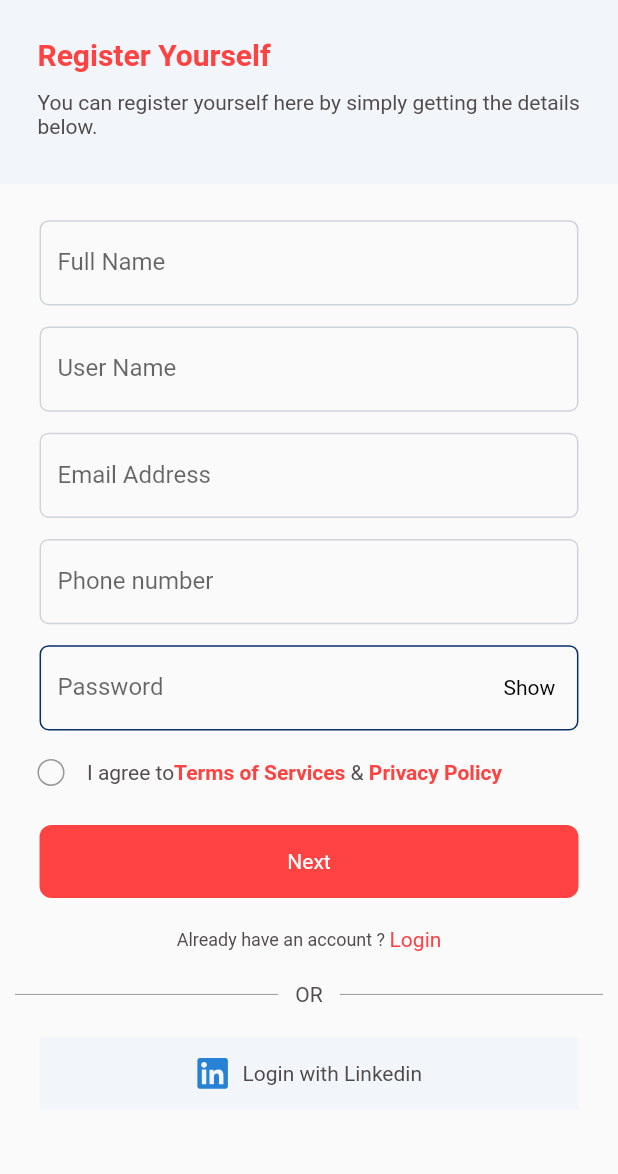
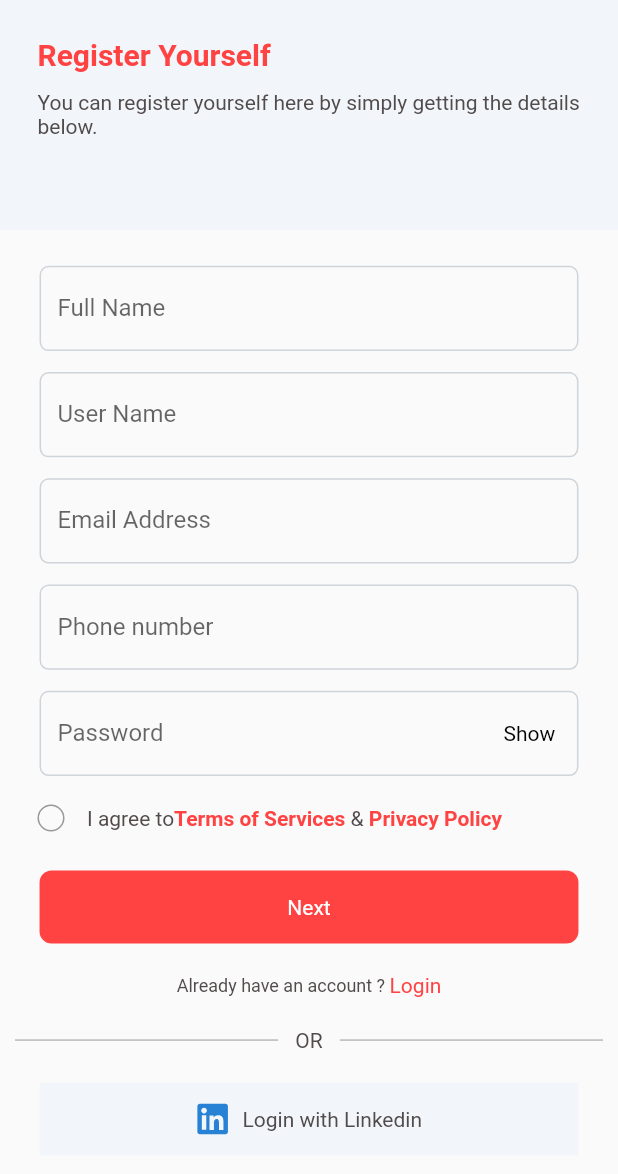
Before and after one commit to DeveloperMaaz/bringme, a Flutter app: the screen it shows after launch, after a tap on "Register", on a phone screen of 412 x 824 dp. Shown: the top 1174 px of the screen. Run offline on Flutter 3.47's test engine with Material 2 defaults, Android fonts, the phone set to English and light mode, and no system bars; our stand-ins replace flutter_screenutil, flutter_svg; missing offline and left inert: dart:ffi.

Commit message:
ui fixing

```diff
--- a/lib/common_widgets/forget_pass_container.dart
+++ b/lib/common_widgets/forget_pass_container.dart
@@ -14,7 +14,7 @@ class PasswordVerificationContainer extends StatelessWidget {
   Widget build(BuildContext context) {
     return Container(
       width: double.infinity,
-      height: 169.h,
+      height: 190.h,
       color: const Color(0xffF2F6FA),
       child: Padding(
         padding: const EdgeInsets.all(25.0),
--- a/lib/common_widgets/password_input..dart
+++ b/lib/common_widgets/password_input..dart
@@ -5,8 +5,9 @@ import 'package:flutter_screenutil/flutter_screenutil.dart';
 
 
 class PasswordField extends StatefulWidget {
-
-  const PasswordField({Key? key}) : super(key: key);
+  String hintPassword;
+  TextEditingController passController=TextEditingController();
+   PasswordField({required this.passController,this.hintPassword="Password",Key? key}) : super(key: key);
 
   @override
   State<PasswordField> createState() => _PasswordFieldState();
@@ -21,25 +22,26 @@ class _PasswordFieldState extends State<PasswordField> {
       height: 56.h,
       child: Stack(children: [
         TextFormField(
+          controller: widget.passController,
            obscuringCharacter: "*",
           obscureText: valueBool,
-          decoration: const InputDecoration(
-            enabledBorder: OutlineInputBorder(
+          decoration:  InputDecoration(
+            enabledBorder: const OutlineInputBorder(
+              borderRadius: BorderRadius.all(
+                Radius.circular(6.0),
+              ),
+              borderSide: BorderSide(color: Color(0xffced4da), width: 1),
+            ),
+            focusedBorder: const OutlineInputBorder(
               borderRadius: BorderRadius.all(
                 Radius.circular(6.0),
               ),
               borderSide: BorderSide(color: Color(0xff082F69), width: 1),
             ),
-            focusedBorder: OutlineInputBorder(
-              borderRadius: BorderRadius.all(
-                Radius.circular(6.0),
-              ),
-              borderSide: BorderSide(color: Colors.blue, width: 1),
-            ),
             //  contentPadding: const EdgeInsets.only(left: 10, right: 10),
             fillColor: Colors.transparent,
             // label: Text("data"),
-            hintText: "Password",
+            hintText: widget.hintPassword,
           ),
         ),
          Padding(
--- a/lib/common_widgets/verification_code_input.dart
+++ b/lib/common_widgets/verification_code_input.dart
@@ -13,6 +13,7 @@ class VerificationInputField extends StatelessWidget {
       width: 60.w,
       height: 64.h,
       child: TextFormField(
+        keyboardType: TextInputType.number,
         // obscuringCharacter: "*",
         obscureText: false,
         controller: controller,
@@ -21,13 +22,13 @@ class VerificationInputField extends StatelessWidget {
             borderRadius: BorderRadius.all(
               Radius.circular(6.0),
             ),
-            borderSide: BorderSide(color: Color(0xff082F69), width: 1),
+            borderSide: BorderSide(color:Color(0xffced4da), width: 1),
           ),
           focusedBorder: OutlineInputBorder(
             borderRadius: BorderRadius.all(
               Radius.circular(6.0),
             ),
-            borderSide: BorderSide(color: Colors.blue, width: 1),
+            borderSide: BorderSide(color:  Color(0xff082F69), width: 1),
           ),
           //  contentPadding: const EdgeInsets.only(left: 10, right: 10),
           fillColor: Colors.transparent,
--- a/lib/ui_screens/forget_password_screen.dart
+++ b/lib/ui_screens/forget_password_screen.dart
@@ -12,7 +12,8 @@ class ForgetScreen extends StatelessWidget {
   @override
   Widget build(BuildContext context) {
     TextEditingController forget = TextEditingController();
-    return Scaffold(
+    return SafeArea(
+      child: Scaffold(
         body: Column(
           children: [
             const PasswordVerificationContainer(heading: "Forget Password",
@@ -34,6 +35,7 @@ class ForgetScreen extends StatelessWidget {
             ),
           ],
         ),
+      ),
     );
   }
 }
--- a/lib/ui_screens/login_screen.dart
+++ b/lib/ui_screens/login_screen.dart
@@ -16,10 +16,14 @@ class LoginScreen extends StatelessWidget {
   @override
   Widget build(BuildContext context) {
     TextEditingController userController = TextEditingController();
-    return Scaffold(
+    TextEditingController passwordController = TextEditingController();
+    return SafeArea(
+      child: Scaffold(
+        resizeToAvoidBottomInset: true,
         body: Padding(
           padding: const EdgeInsets.all(25.0),
           child: SingleChildScrollView(
+            keyboardDismissBehavior: ScrollViewKeyboardDismissBehavior.onDrag,
             child: Column(
               crossAxisAlignment: CrossAxisAlignment.start,
               children: [
@@ -48,7 +52,7 @@ class LoginScreen extends StatelessWidget {
                 DataInputField(
                     hint: "User Name", textEditingController: userController),
                 const SizedBox(height: 20),
-              const PasswordField(),
+                 PasswordField(passController: passwordController),
                 const SizedBox(height: 7.0),
                 Row(
                   mainAxisAlignment: MainAxisAlignment.spaceBetween,
@@ -110,6 +114,7 @@ class LoginScreen extends StatelessWidget {
             ),
           ),
         ),
+      ),
     );
   }
 }
--- a/lib/ui_screens/register_screen.dart
+++ b/lib/ui_screens/register_screen.dart
@@ -18,13 +18,17 @@ class RegisterScreen extends StatelessWidget {
     TextEditingController userName = TextEditingController();
     TextEditingController emailAddress = TextEditingController();
     TextEditingController phoneNumber = TextEditingController();
-    TextEditingController password = TextEditingController();
-    return Scaffold(
-      body: Column(
+    TextEditingController passwordController = TextEditingController();
+    return SafeArea(
+      child: Scaffold(
+        resizeToAvoidBottomInset: true,
+        body: SingleChildScrollView(
+          keyboardDismissBehavior: ScrollViewKeyboardDismissBehavior.onDrag,
+          child: Column(
             children: [
               Container(
                 width: double.infinity,
-            height: 121.h,
+                height: 151.h,
                 color: const Color(0xffF2F6FA),
                 child: Padding(
                   padding: const EdgeInsets.all(25.0),
@@ -78,7 +82,7 @@ class RegisterScreen extends StatelessWidget {
                       const SizedBox(
                         height: 14,
                       ),
-                  const PasswordField(),
+                      PasswordField(passController: passwordController),
                       const SizedBox(
                         height: 4,
                       ),
@@ -151,6 +155,8 @@ class RegisterScreen extends StatelessWidget {
               )
             ],
           ),
+        ),
+      ),
     );
   }
 }
```
Also changed, not shown: lib/ui_screens/create_new_password_screen.dart (+9 -6 lines), lib/ui_screens/verification_code_screen.dart (+12 -6 lines). Lines whose indentation alone changed are shown as unchanged.
